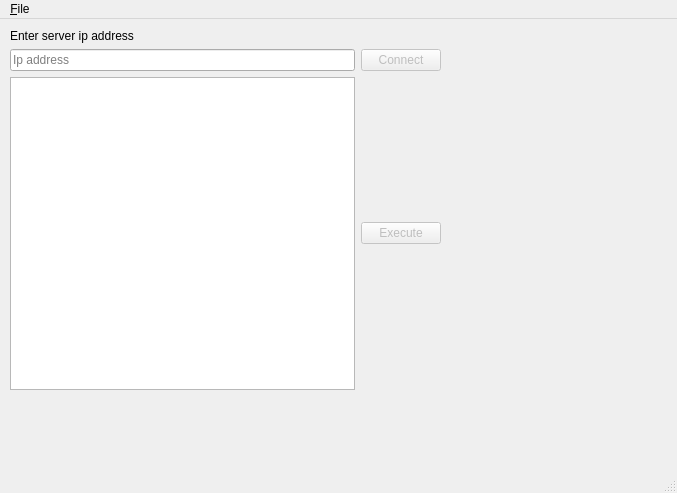
Above: client/mainwindow.ui from alexcambose/computer-networks-faculty before the change. Below: the same form after it.
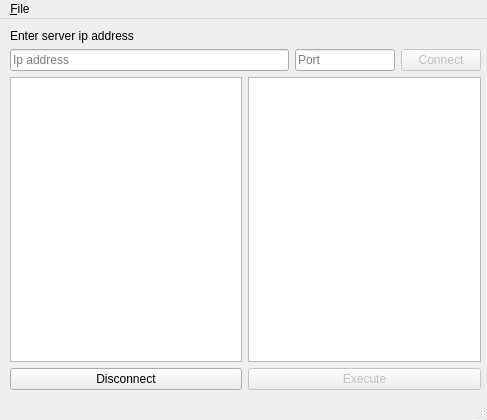
That is the form after the change.

Patch:
```diff
--- a/client/mainwindow.ui
+++ b/client/mainwindow.ui
@@ -6,8 +6,8 @@
    <rect>
     <x>0</x>
     <y>0</y>
-    <width>677</width>
-    <height>493</height>
+    <width>487</width>
+    <height>420</height>
    </rect>
   </property>
   <property name="sizePolicy">
@@ -31,7 +31,7 @@
      <rect>
       <x>10</x>
       <y>10</y>
-      <width>431</width>
+      <width>471</width>
       <height>361</height>
      </rect>
     </property>
@@ -55,6 +55,19 @@
          </property>
         </widget>
        </item>
+       <item>
+        <widget class="QLineEdit" name="lineEdit">
+         <property name="maximumSize">
+          <size>
+           <width>100</width>
+           <height>16777215</height>
+          </size>
+         </property>
+         <property name="placeholderText">
+          <string>Port</string>
+         </property>
+        </widget>
+       </item>
        <item>
         <widget class="QPushButton" name="connectButton">
          <property name="enabled">
@@ -70,6 +83,22 @@
      <item>
       <layout class="QHBoxLayout" name="horizontalLayout_2">
        <item>
+        <layout class="QVBoxLayout" name="verticalLayout_3">
+         <item>
+          <widget class="QListView" name="ipListView"/>
+         </item>
+         <item>
+          <widget class="QPushButton" name="disconnectButton">
+           <property name="text">
+            <string>Disconnect</string>
+           </property>
+          </widget>
+         </item>
+        </layout>
+       </item>
+       <item>
+        <layout class="QVBoxLayout" name="verticalLayout_2">
+         <item>
         <widget class="QListView" name="actionsListView"/>
        </item>
        <item>
@@ -85,6 +114,8 @@
       </layout>
      </item>
     </layout>
+     </item>
+    </layout>
    </widget>
   </widget>
   <widget class="QMenuBar" name="menubar">
@@ -92,7 +123,7 @@
     <rect>
      <x>0</x>
      <y>0</y>
-     <width>677</width>
+     <width>487</width>
      <height>22</height>
     </rect>
    </property>
```
Lines whose indentation alone changed are shown as unchanged.
